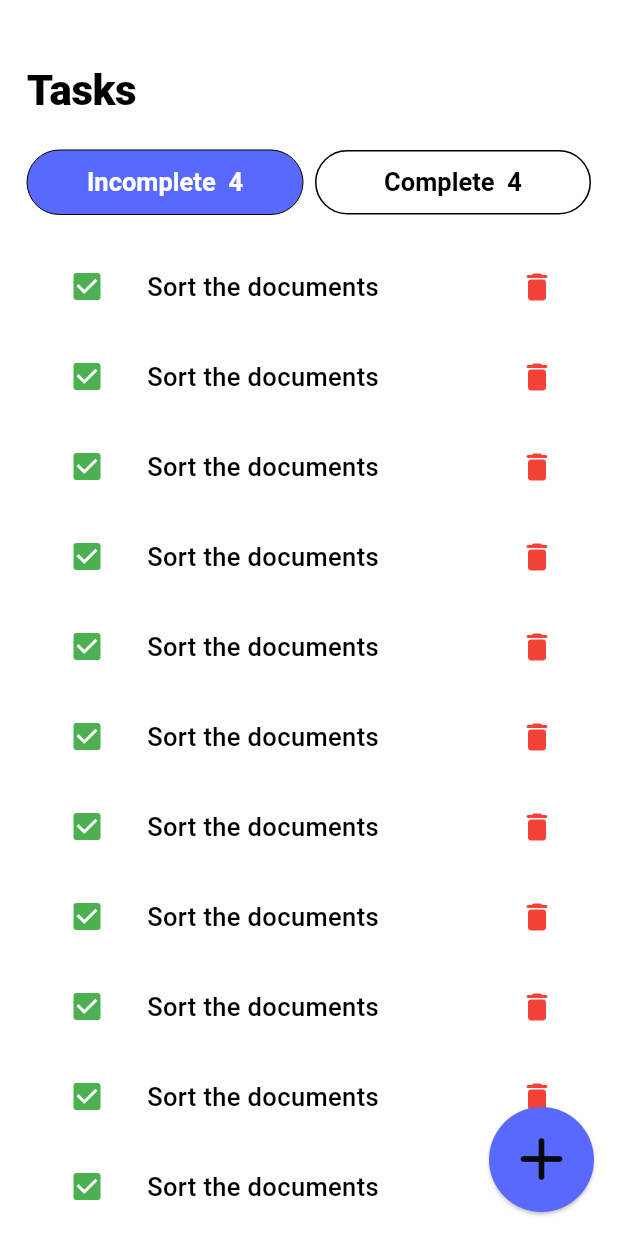
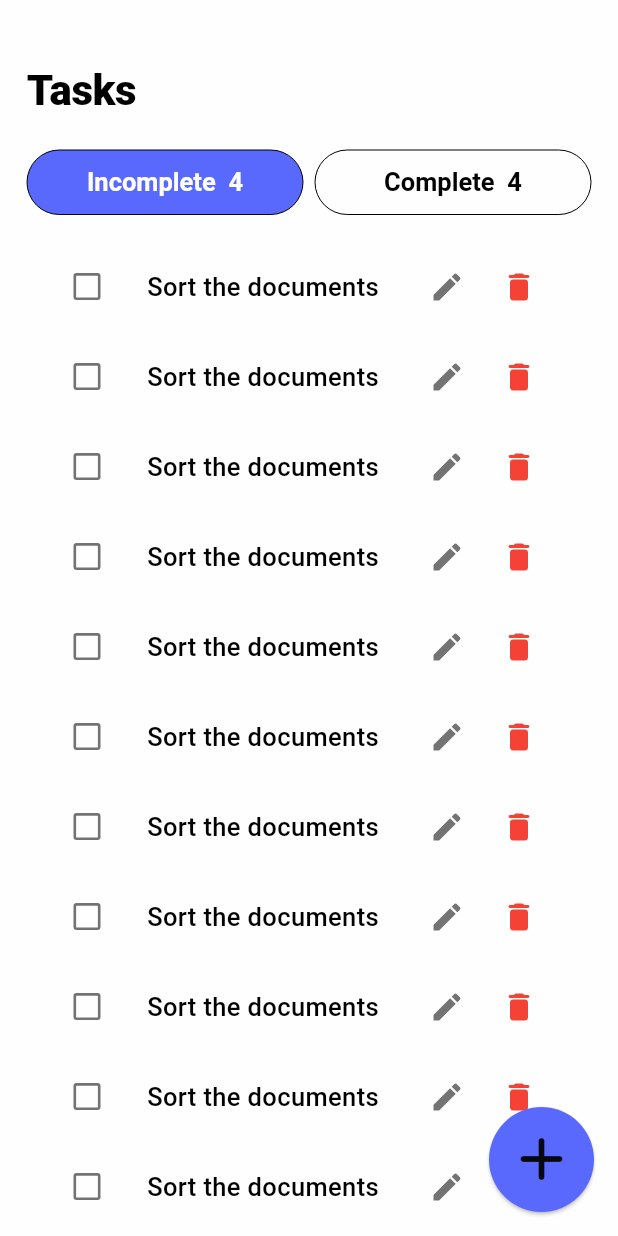
Before and after one commit to TaylorOkis/taskify, a Flutter app: the screen it shows after launch, on a phone screen of 412 x 824 dp. Run offline on Flutter 3.47's test engine with Material 3 defaults, Android fonts, the phone set to English and light mode, and no system bars; our stand-ins replace flutter_riverpod.

Commit message:
Add: UI enhancements

```diff
--- a/lib/UI/screens/add_task_screen.dart
+++ b/lib/UI/screens/add_task_screen.dart
@@ -19,8 +19,9 @@ class AddTaskScreen extends StatelessWidget {
             child: const Text(
               'Done',
               style: TextStyle(
-                  color: TaskifyColors.primaryColor,
-                  fontSize: TaskifySizes.regular),
+                color: TaskifyColors.primaryColor,
+                fontSize: TaskifySizes.regular,
+              ),
             ),
             onPressed: () {
               Navigator.pop(context);
--- a/lib/UI/screens/home_screen.dart
+++ b/lib/UI/screens/home_screen.dart
@@ -25,7 +25,7 @@ class HomeScreen extends ConsumerWidget {
           child: Padding(
             padding: const EdgeInsets.only(
               top: TaskifySizes.appBarHeight,
-              bottom: TaskifySizes.large,
+              bottom: TaskifySizes.appBarHeight * 2,
               left: TaskifySizes.large,
               right: TaskifySizes.large,
             ),
@@ -64,11 +64,17 @@ class HomeScreen extends ConsumerWidget {
                 const SizedBox(height: TaskifySizes.large),
                 Visibility(
                   visible: ref.watch(showProvider).showInComplete,
-                  child: const TaskList(),
+                  child: const TaskList(
+                    key: Key('incompleteTasks'),
+                    showEditIcon: true,
+                  ),
                 ),
                 Visibility(
                   visible: ref.watch(showProvider).showCompleted,
-                  child: const TaskList(),
+                  child: const TaskList(
+                    key: Key('completedTasks'),
+                    showEditIcon: false,
+                  ),
                 ),
 
                 // GestureDetector(
--- a/lib/UI/widgets/alt_section_header.dart
+++ b/lib/UI/widgets/alt_section_header.dart
@@ -22,7 +22,7 @@ class AltSectionHeader extends StatelessWidget {
       height: TaskifySizes.sectionHeaderHeight,
       decoration: BoxDecoration(
         borderRadius: BorderRadius.circular(TaskifySizes.xLarge),
-        border: show ? Border.all(width: 0) : Border.all(width: 1.0),
+        border: show ? Border.all(width: 0.0) : Border.all(width: 0.0),
         color: show ? color : TaskifyColors.lightBackgroundColor,
       ),
       child: Center(
--- a/lib/UI/widgets/task_list.dart
+++ b/lib/UI/widgets/task_list.dart
@@ -1,8 +1,13 @@
 import 'package:flutter/material.dart';
 
+import '../../utils/constants/colors.dart';
+
 class TaskList extends StatelessWidget {
+  final bool showEditIcon;
+
   const TaskList({
     super.key,
+    required this.showEditIcon,
   });
 
   @override
@@ -12,11 +17,33 @@ class TaskList extends StatelessWidget {
         return ListTile(
           leading: Checkbox(
             onChanged: (value) {},
-            value: true,
+            value: showEditIcon ? false : true,
           ),
-          title: Text('Sort the documents',
-              style: Theme.of(context).textTheme.bodyMedium),
-          trailing: const Icon(Icons.delete_rounded, color: Colors.red),
+          title: Text(
+            'Sort the documents',
+            style: showEditIcon
+                ? Theme.of(context).textTheme.bodyMedium
+                : Theme.of(context).textTheme.bodyMedium!.copyWith(
+                      decoration: TextDecoration.lineThrough,
+                      decorationColor: TaskifyColors.lightGrey,
+                      color: TaskifyColors.lightGrey,
+                      decorationThickness: 2.0,
+                    ),
+          ),
+          trailing: Row(
+            mainAxisSize: MainAxisSize.min,
+            children: <Widget>[
+              if (showEditIcon)
+                IconButton(
+                  onPressed: () {},
+                  icon: const Icon(Icons.edit, color: TaskifyColors.lightGrey),
+                ),
+              IconButton(
+                onPressed: () {},
+                icon: const Icon(Icons.delete_rounded, color: Colors.red),
+              ),
+            ],
+          ),
           // tileColor: Theme.of(context).colorScheme.secondary,
           minTileHeight: 60,
         );
--- /dev/null
+++ b/lib/models/task.dart
@@ -0,0 +1,10 @@
+class Task {
+  final String name;
+  bool completed;
+
+  Task({required this.name, required this.completed});
+
+  void toggleDone() {
+    completed = !completed;
+  }
+}
--- a/lib/provider/riverpod.dart
+++ b/lib/provider/riverpod.dart
@@ -1,6 +1,12 @@
 import 'package:flutter_riverpod/flutter_riverpod.dart';
 import 'package:taskify/provider/ui_provider.dart';
+
+import 'task_provider.dart';
 
 final showProvider = ChangeNotifierProvider<UiProvider>((ref) {
   return UiProvider();
 });
+
+final taskProvider = ChangeNotifierProvider<TaskProvider>((ref) {
+  return TaskProvider();
+});
--- /dev/null
+++ b/lib/provider/task_provider.dart
@@ -0,0 +1,9 @@
+import 'package:flutter/material.dart';
+
+class TaskProvider extends ChangeNotifier {
+  // Get total number of completed tasks
+  // Get total number of incomplete tasks
+  // Add Task
+  // Delete task
+  // update task
+}
```
